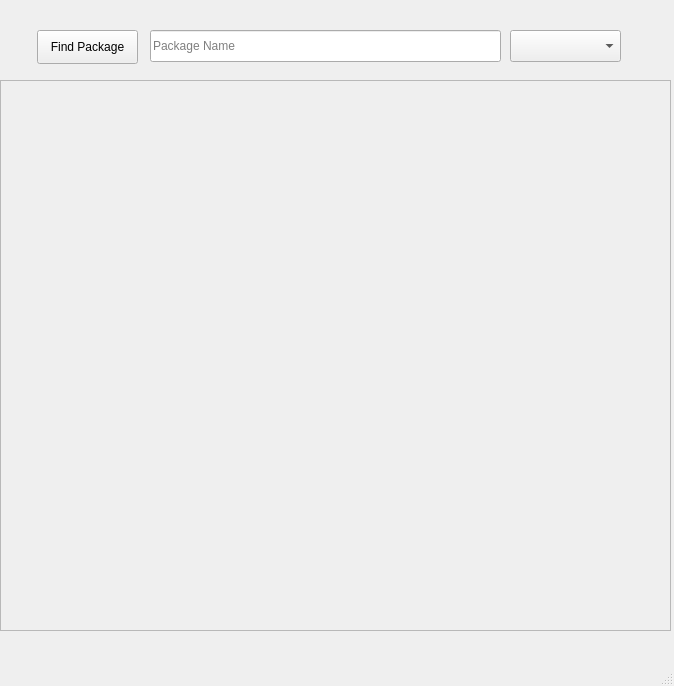
Above: src/Ui/Main.ui from Aud4city-Pr0/Apple-Box before the change. Below: the same form after it.
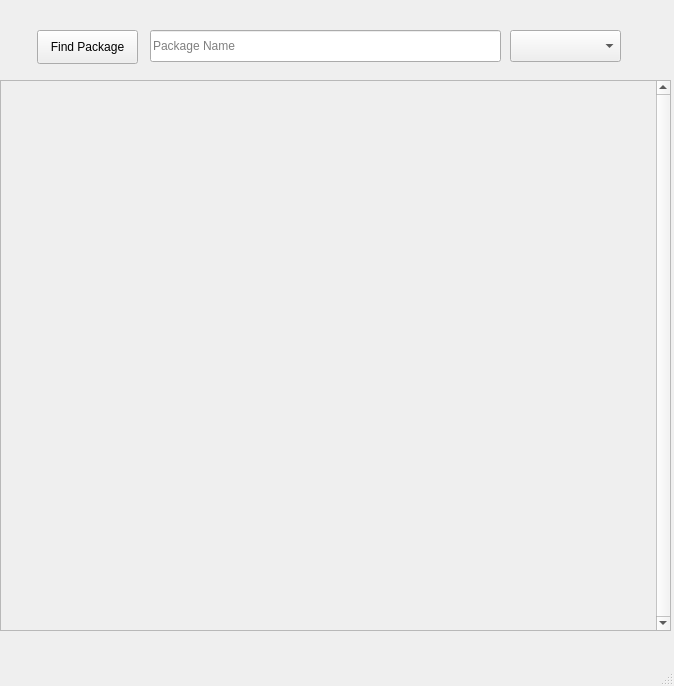
That is the form after the change.

What changed in the file:
```diff
--- a/src/Ui/Main.ui
+++ b/src/Ui/Main.ui
@@ -90,6 +90,9 @@
       <height>551</height>
      </rect>
     </property>
+    <property name="verticalScrollBarPolicy">
+     <enum>Qt::ScrollBarPolicy::ScrollBarAlwaysOn</enum>
+    </property>
     <property name="horizontalScrollBarPolicy">
      <enum>Qt::ScrollBarPolicy::ScrollBarAlwaysOff</enum>
     </property>
@@ -104,7 +107,7 @@
       <rect>
        <x>0</x>
        <y>0</y>
-       <width>671</width>
+       <width>650</width>
        <height>551</height>
       </rect>
      </property>
```
